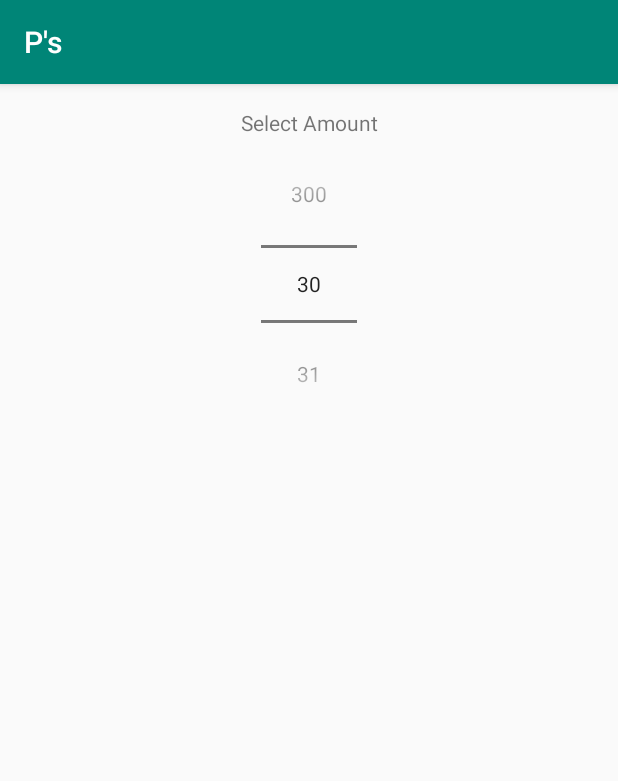
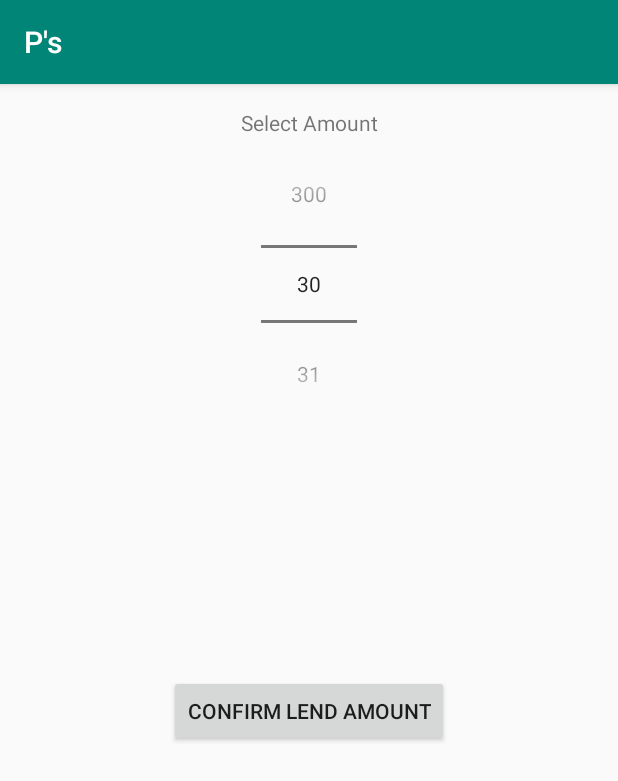
Before and after one commit to zayansalman/lendapp, an Android app: the UserActivity screen opened directly, with no data from a screen before it, on a phone screen of 412 x 824 dp. Shown: the top 781 px of the screen. Run offline under Robolectric (Android 15) with nearby library versions, the phone set to English and light mode, and no system bars; Roboto replaces fonts that are not available here.

Commit message:
I've added a confirmation for the amount selected

```diff
--- a/app/src/main/res/layout/user_area.xml
+++ b/app/src/main/res/layout/user_area.xml
@@ -27,7 +27,21 @@
         android:layout_marginTop="8dp"
         app:layout_constraintEnd_toEndOf="parent"
         app:layout_constraintStart_toStartOf="parent"
-        app:layout_constraintTop_toBottomOf="@+id/textView" />
+        app:layout_constraintTop_toBottomOf="@+id/textView"
+        />
+
+    <Button
+        android:id="@+id/lendBtn"
+        android:layout_width="wrap_content"
+        android:layout_height="wrap_content"
+        android:layout_marginTop="8dp"
+        android:layout_marginBottom="8dp"
+        android:text="Confirm Lend Amount"
+        app:layout_constraintBottom_toBottomOf="parent"
+        app:layout_constraintEnd_toEndOf="parent"
+        app:layout_constraintStart_toStartOf="parent"
+        app:layout_constraintTop_toBottomOf="@+id/numberPicker"
+        app:layout_constraintVertical_bias="0.339" />
 
 
 </android.support.constraint.ConstraintLayout>
```
Also changed, not shown: app/src/main/java/com/khan/zayan/lendapp/UserActivity.java (+37 -0 lines).
